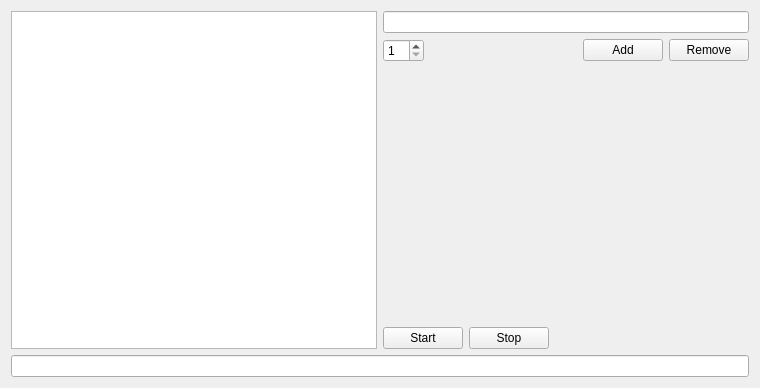
Old version of the form sequence_converter/nma.ui in the repository spiritt123/sequence_converter.
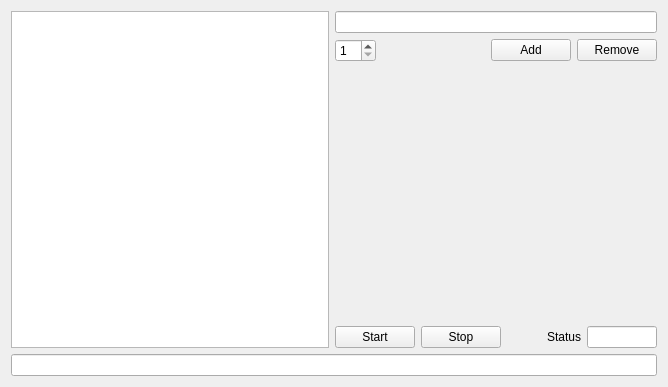
New version of the form.

Commit message: add status panel into NMAView class

```diff
--- a/sequence_converter/nma.ui
+++ b/sequence_converter/nma.ui
@@ -6,8 +6,8 @@
    <rect>
     <x>0</x>
     <y>0</y>
-    <width>760</width>
-    <height>388</height>
+    <width>668</width>
+    <height>387</height>
    </rect>
   </property>
   <property name="windowTitle">
@@ -114,6 +114,29 @@
              </property>
             </spacer>
            </item>
+           <item>
+            <widget class="QLabel" name="label">
+             <property name="text">
+              <string>Status</string>
+             </property>
+            </widget>
+           </item>
+           <item>
+            <widget class="QLineEdit" name="status_line">
+             <property name="maximumSize">
+              <size>
+               <width>70</width>
+               <height>16777215</height>
+              </size>
+             </property>
+             <property name="text">
+              <string/>
+             </property>
+             <property name="readOnly">
+              <bool>true</bool>
+             </property>
+            </widget>
+           </item>
           </layout>
          </item>
         </layout>
```
The commit also changes 5 other files.
